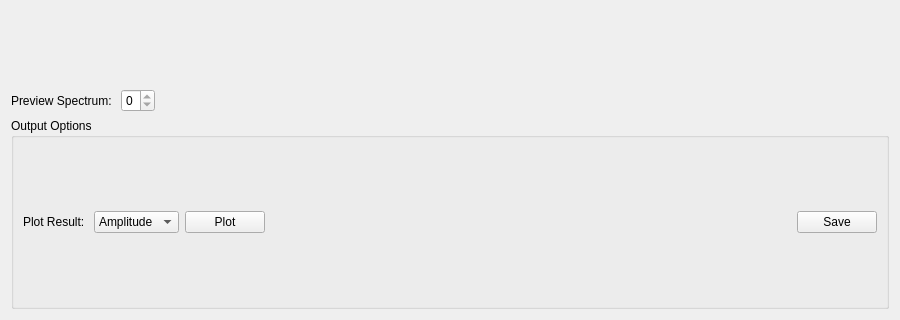
mantidproject/mantid, file MantidQt/CustomInterfaces/inc/MantidQtCustomInterfaces/Indirect/Quasi.ui: the form before one commit; both pictures show x 0 to 900 and y 280 to 600 of the 900 by 600 pixel window.
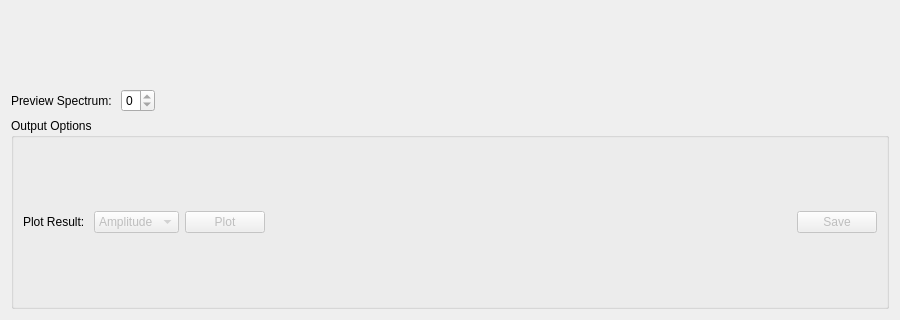
The form after the commit. Custom widgets are drawn as their Qt base class.

Commit message:
Plot and save buttons are enabled after algorithm is complete
Refs #17012

What changed in the file:
```diff
--- a/MantidQt/CustomInterfaces/inc/MantidQtCustomInterfaces/Indirect/Quasi.ui
+++ b/MantidQt/CustomInterfaces/inc/MantidQtCustomInterfaces/Indirect/Quasi.ui
@@ -333,6 +333,9 @@
         </item>
         <item>
          <widget class="QComboBox" name="cbPlot">
+          <property name="enabled">
+           <bool>false</bool>
+          </property>
           <item>
            <property name="text">
             <string>Amplitude</string>
@@ -362,6 +365,9 @@
         </item>
         <item>
          <widget class="QPushButton" name="pbPlot">
+          <property name="enabled">
+           <bool>false</bool>
+          </property>
           <property name="text">
            <string>Plot</string>
           </property>
@@ -382,6 +388,9 @@
         </item>
         <item>
          <widget class="QPushButton" name="pbSave">
+          <property name="enabled">
+           <bool>false</bool>
+          </property>
           <property name="text">
            <string>Save</string>
           </property>
```
The commit also changes 1 other file.
